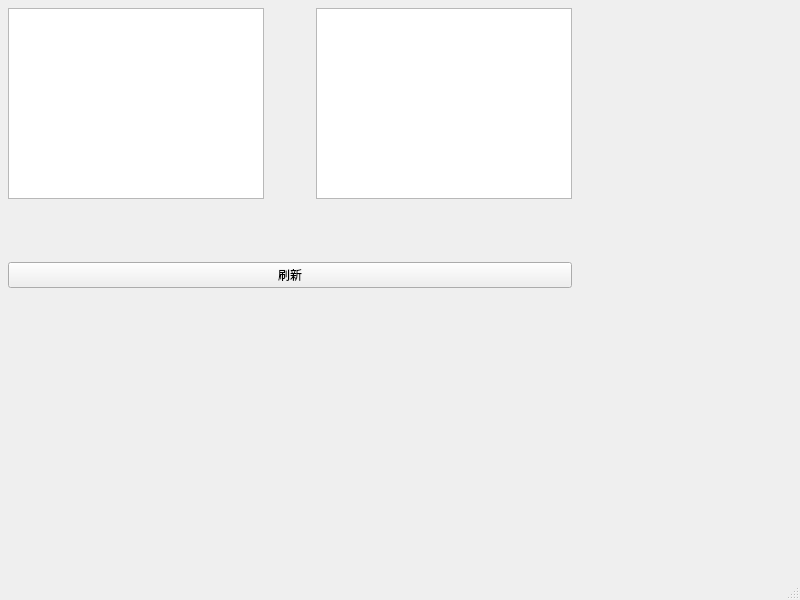
Qt form SmartHome/mainwindow.ui (w2565380-crypto/my-warehouse) before a commit.
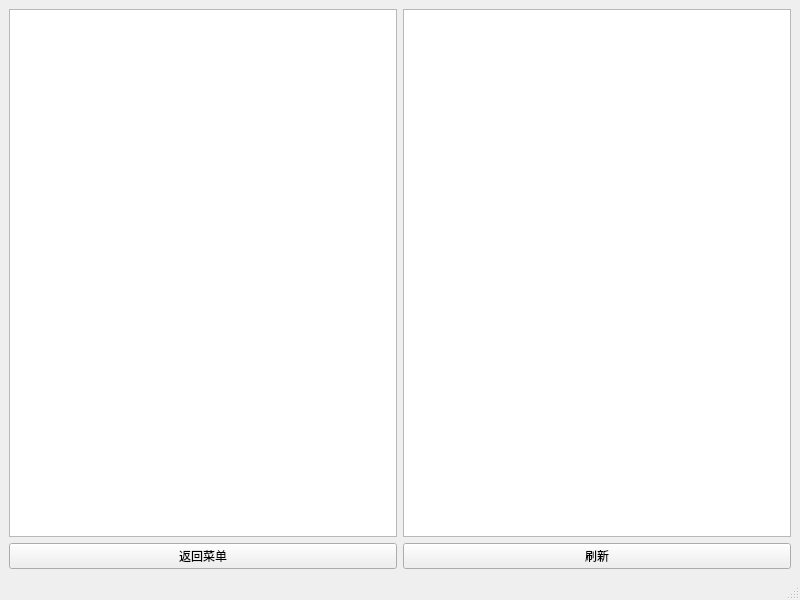
The same form after that commit.

Commit message: 添加样式表，使界面变得美观

The edit to the form file:
```diff
--- a/SmartHome/mainwindow.ui
+++ b/SmartHome/mainwindow.ui
@@ -14,53 +14,35 @@
    <string>MainWindow</string>
   </property>
   <widget class="QWidget" name="centralwidget">
-   <widget class="QWidget" name="">
-    <property name="geometry">
-     <rect>
-      <x>8</x>
-      <y>8</y>
-      <width>564</width>
-      <height>280</height>
-     </rect>
-    </property>
     <layout class="QGridLayout" name="gridLayout">
      <item row="0" column="0">
-      <layout class="QHBoxLayout" name="horizontalLayout">
-       <item>
-        <widget class="QTableView" name="deviceTableView"/>
-       </item>
-       <item>
-        <spacer name="horizontalSpacer">
-         <property name="orientation">
-          <enum>Qt::Orientation::Horizontal</enum>
-         </property>
-         <property name="sizeHint" stdset="0">
+     <widget class="QTableView" name="deviceTableView">
+      <property name="maximumSize">
           <size>
-           <width>40</width>
-           <height>20</height>
-          </size>
-         </property>
-        </spacer>
-       </item>
-       <item>
-        <widget class="QListWidget" name="realTimeLogList"/>
-       </item>
-      </layout>
+        <width>800</width>
+        <height>800</height>
+       </size>
+      </property>
+     </widget>
+    </item>
+    <item row="0" column="1">
+     <widget class="QListWidget" name="realTimeLogList">
+      <property name="maximumSize">
+       <size>
+        <width>800</width>
+        <height>800</height>
+       </size>
+      </property>
+     </widget>
      </item>
      <item row="1" column="0">
-      <spacer name="verticalSpacer">
-       <property name="orientation">
-        <enum>Qt::Orientation::Vertical</enum>
-       </property>
-       <property name="sizeHint" stdset="0">
-        <size>
-         <width>20</width>
-         <height>58</height>
-        </size>
-       </property>
-      </spacer>
-     </item>
-     <item row="2" column="0">
+     <widget class="QPushButton" name="btnBack">
+      <property name="text">
+       <string>返回菜单</string>
+      </property>
+     </widget>
+    </item>
+    <item row="1" column="1">
       <widget class="QPushButton" name="refreshBtn">
        <property name="text">
         <string>刷新</string>
@@ -68,7 +50,6 @@
       </widget>
      </item>
     </layout>
-   </widget>
   </widget>
   <widget class="QMenuBar" name="menubar">
    <property name="geometry">
```
Left out of the diff: 2 changed lines with no effect on the pictures. Lines whose indentation alone changed are shown as unchanged. The commit also changes 6 other files.
